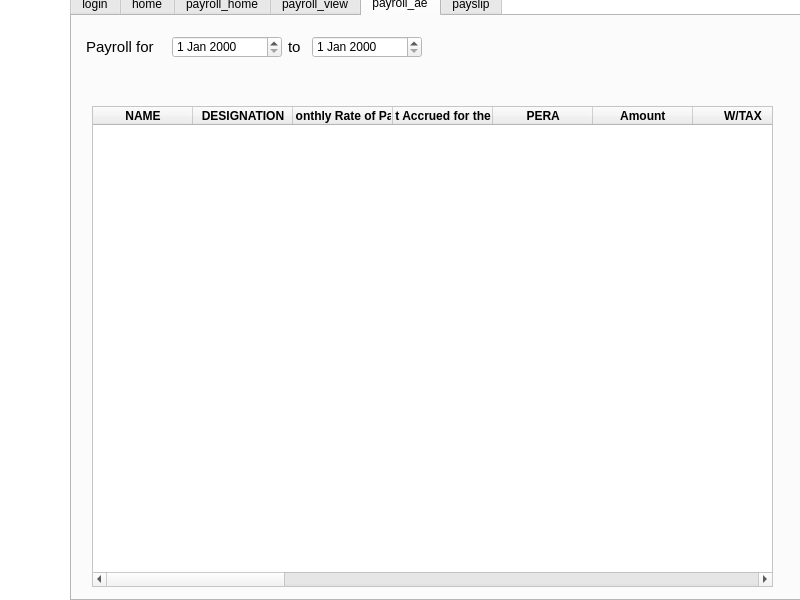
jaspernicholfabella/payroll-system, file Payroll_System.ui: the form before one commit.
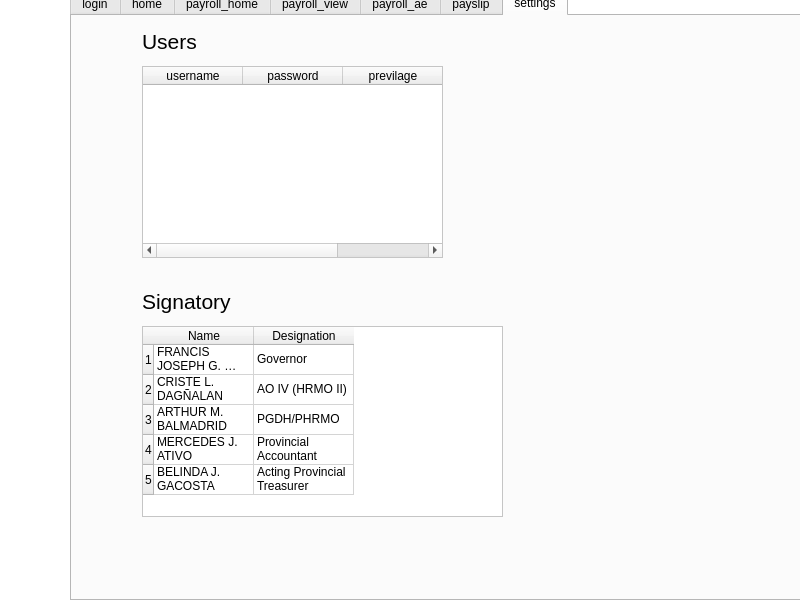
The form after the commit. The open tabs and pages were chosen to show the change. Icons and pictures are not drawn.

The edit to the form file:
```diff
--- a/Payroll_System.ui
+++ b/Payroll_System.ui
@@ -1850,6 +1850,287 @@
       </widget>
      </widget>
     </widget>
+    <widget class="QWidget" name="tab_9">
+     <attribute name="title">
+      <string>settings</string>
+     </attribute>
+     <widget class="QTableWidget" name="settings_table_widget_users">
+      <property name="geometry">
+       <rect>
+        <x>70</x>
+        <y>50</y>
+        <width>301</width>
+        <height>192</height>
+       </rect>
+      </property>
+      <column>
+       <property name="text">
+        <string>username</string>
+       </property>
+      </column>
+      <column>
+       <property name="text">
+        <string>password</string>
+       </property>
+      </column>
+      <column>
+       <property name="text">
+        <string>previlage</string>
+       </property>
+      </column>
+     </widget>
+     <widget class="QLabel" name="label_14">
+      <property name="geometry">
+       <rect>
+        <x>70</x>
+        <y>10</y>
+        <width>301</width>
+        <height>31</height>
+       </rect>
+      </property>
+      <property name="font">
+       <font>
+        <pointsize>16</pointsize>
+       </font>
+      </property>
+      <property name="text">
+       <string>Users</string>
+      </property>
+     </widget>
+     <widget class="QPushButton" name="settings_add_user">
+      <property name="geometry">
+       <rect>
+        <x>370</x>
+        <y>50</y>
+        <width>41</width>
+        <height>41</height>
+       </rect>
+      </property>
+      <property name="text">
+       <string/>
+      </property>
+      <property name="icon">
+       <iconset resource="icons.qrc">
+        <normaloff>:/icons/add-database.png</normaloff>:/icons/add-database.png</iconset>
+      </property>
+      <property name="iconSize">
+       <size>
+        <width>30</width>
+        <height>30</height>
+       </size>
+      </property>
+      <property name="flat">
+       <bool>true</bool>
+      </property>
+     </widget>
+     <widget class="QPushButton" name="settings_delete_user">
+      <property name="geometry">
+       <rect>
+        <x>370</x>
+        <y>90</y>
+        <width>41</width>
+        <height>41</height>
+       </rect>
+      </property>
+      <property name="text">
+       <string/>
+      </property>
+      <property name="icon">
+       <iconset resource="icons.qrc">
+        <normaloff>:/icons/trash-can.png</normaloff>:/icons/trash-can.png</iconset>
+      </property>
+      <property name="iconSize">
+       <size>
+        <width>30</width>
+        <height>30</height>
+       </size>
+      </property>
+      <property name="flat">
+       <bool>true</bool>
+      </property>
+     </widget>
+     <widget class="QPushButton" name="settings_save">
+      <property name="geometry">
+       <rect>
+        <x>370</x>
+        <y>130</y>
+        <width>41</width>
+        <height>41</height>
+       </rect>
+      </property>
+      <property name="text">
+       <string/>
+      </property>
+      <property name="icon">
+       <iconset resource="icons.qrc">
+        <normaloff>:/icons/checked.png</normaloff>:/icons/checked.png</iconset>
+      </property>
+      <property name="iconSize">
+       <size>
+        <width>30</width>
+        <height>30</height>
+       </size>
+      </property>
+      <property name="flat">
+       <bool>true</bool>
+      </property>
+     </widget>
+     <widget class="QLabel" name="settings_warning">
+      <property name="geometry">
+       <rect>
+        <x>20</x>
+        <y>290</y>
+        <width>301</width>
+        <height>16</height>
+       </rect>
+      </property>
+      <property name="text">
+       <string/>
+      </property>
+     </widget>
+     <widget class="QPushButton" name="settings_save_2">
+      <property name="geometry">
+       <rect>
+        <x>430</x>
+        <y>310</y>
+        <width>41</width>
+        <height>41</height>
+       </rect>
+      </property>
+      <property name="text">
+       <string/>
+      </property>
+      <property name="icon">
+       <iconset resource="icons.qrc">
+        <normaloff>:/icons/checked.png</normaloff>:/icons/checked.png</iconset>
+      </property>
+      <property name="iconSize">
+       <size>
+        <width>30</width>
+        <height>30</height>
+       </size>
+      </property>
+      <property name="flat">
+       <bool>true</bool>
+      </property>
+     </widget>
+     <widget class="QTableWidget" name="settings_table_widget_signatory">
+      <property name="geometry">
+       <rect>
+        <x>70</x>
+        <y>310</y>
+        <width>361</width>
+        <height>191</height>
+       </rect>
+      </property>
+      <property name="sizeAdjustPolicy">
+       <enum>QAbstractScrollArea::AdjustToContentsOnFirstShow</enum>
+      </property>
+      <row>
+       <property name="text">
+        <string>1</string>
+       </property>
+      </row>
+      <row>
+       <property name="text">
+        <string>2</string>
+       </property>
+      </row>
+      <row>
+       <property name="text">
+        <string>3</string>
+       </property>
+      </row>
+      <row>
+       <property name="text">
+        <string>4</string>
+       </property>
+      </row>
+      <row>
+       <property name="text">
+        <string>5</string>
+       </property>
+      </row>
+      <column>
+       <property name="text">
+        <string>Name</string>
+       </property>
+      </column>
+      <column>
+       <property name="text">
+        <string>Designation</string>
+       </property>
+      </column>
+      <item row="0" column="0">
+       <property name="text">
+        <string>FRANCIS JOSEPH G. ESCUDERO</string>
+       </property>
+      </item>
+      <item row="0" column="1">
+       <property name="text">
+        <string>Governor</string>
+       </property>
+      </item>
+      <item row="1" column="0">
+       <property name="text">
+        <string>CRISTE L. DAGÑALAN</string>
+       </property>
+      </item>
+      <item row="1" column="1">
+       <property name="text">
+        <string>AO IV (HRMO II)</string>
+       </property>
+      </item>
+      <item row="2" column="0">
+       <property name="text">
+        <string>ARTHUR M. BALMADRID</string>
+       </property>
+      </item>
+      <item row="2" column="1">
+       <property name="text">
+        <string>PGDH/PHRMO</string>
+       </property>
+      </item>
+      <item row="3" column="0">
+       <property name="text">
+        <string>MERCEDES J. ATIVO</string>
+       </property>
+      </item>
+      <item row="3" column="1">
+       <property name="text">
+        <string>Provincial Accountant</string>
+       </property>
+      </item>
+      <item row="4" column="0">
+       <property name="text">
+        <string>BELINDA J. GACOSTA</string>
+       </property>
+      </item>
+      <item row="4" column="1">
+       <property name="text">
+        <string>Acting Provincial Treasurer</string>
+       </property>
+      </item>
+     </widget>
+     <widget class="QLabel" name="label_15">
+      <property name="geometry">
+       <rect>
+        <x>70</x>
+        <y>270</y>
+        <width>301</width>
+        <height>31</height>
+       </rect>
+      </property>
+      <property name="font">
+       <font>
+        <pointsize>16</pointsize>
+       </font>
+      </property>
+      <property name="text">
+       <string>Signatory</string>
+      </property>
+     </widget>
+    </widget>
    </widget>
    <widget class="QWidget" name="_container" native="true">
     <property name="geometry">
@@ -1857,38 +2138,9 @@
       <x>0</x>
       <y>0</y>
       <width>71</width>
-      <height>261</height>
+      <height>321</height>
      </rect>
     </property>
-    <widget class="QPushButton" name="_quit_button">
-     <property name="geometry">
-      <rect>
-       <x>0</x>
-       <y>180</y>
-       <width>71</width>
-       <height>61</height>
-      </rect>
-     </property>
-     <property name="toolTip">
-      <string>&lt;html&gt;&lt;head/&gt;&lt;body&gt;&lt;p&gt;Log-out&lt;/p&gt;&lt;/body&gt;&lt;/html&gt;</string>
-     </property>
-     <property name="text">
-      <string/>
-     </property>
-     <property name="icon">
-      <iconset resource="icons.qrc">
-       <normaloff>:/icons/shutdown.png</normaloff>:/icons/shutdown.png</iconset>
-     </property>
-     <property name="iconSize">
-      <size>
-       <width>50</width>
-       <height>50</height>
-      </size>
-     </property>
-     <property name="flat">
-      <bool>true</bool>
-     </property>
-    </widget>
     <widget class="QPushButton" name="_payroll_button">
      <property name="geometry">
       <rect>
@@ -1976,6 +2228,64 @@
       <bool>true</bool>
      </property>
     </widget>
+    <widget class="QPushButton" name="_settings_button">
+     <property name="geometry">
+      <rect>
+       <x>0</x>
+       <y>180</y>
+       <width>71</width>
+       <height>61</height>
+      </rect>
+     </property>
+     <property name="toolTip">
+      <string>&lt;html&gt;&lt;head/&gt;&lt;body&gt;&lt;p&gt;settings&lt;/p&gt;&lt;/body&gt;&lt;/html&gt;</string>
+     </property>
+     <property name="text">
+      <string/>
+     </property>
+     <property name="icon">
+      <iconset resource="icons.qrc">
+       <normaloff>:/icons/support.png</normaloff>:/icons/support.png</iconset>
+     </property>
+     <property name="iconSize">
+      <size>
+       <width>45</width>
+       <height>45</height>
+      </size>
+     </property>
+     <property name="flat">
+      <bool>true</bool>
+     </property>
+    </widget>
+    <widget class="QPushButton" name="_quit_button">
+     <property name="geometry">
+      <rect>
+       <x>0</x>
+       <y>240</y>
+       <width>71</width>
+       <height>61</height>
+      </rect>
+     </property>
+     <property name="toolTip">
+      <string>&lt;html&gt;&lt;head/&gt;&lt;body&gt;&lt;p&gt;Log-out&lt;/p&gt;&lt;/body&gt;&lt;/html&gt;</string>
+     </property>
+     <property name="text">
+      <string/>
+     </property>
+     <property name="icon">
+      <iconset resource="icons.qrc">
+       <normaloff>:/icons/shutdown.png</normaloff>:/icons/shutdown.png</iconset>
+     </property>
+     <property name="iconSize">
+      <size>
+       <width>50</width>
+       <height>50</height>
+      </size>
+     </property>
+     <property name="flat">
+      <bool>true</bool>
+     </property>
+    </widget>
    </widget>
   </widget>
  </widget>
```
Left out of the diff: 24 changed lines with no effect on the pictures.
